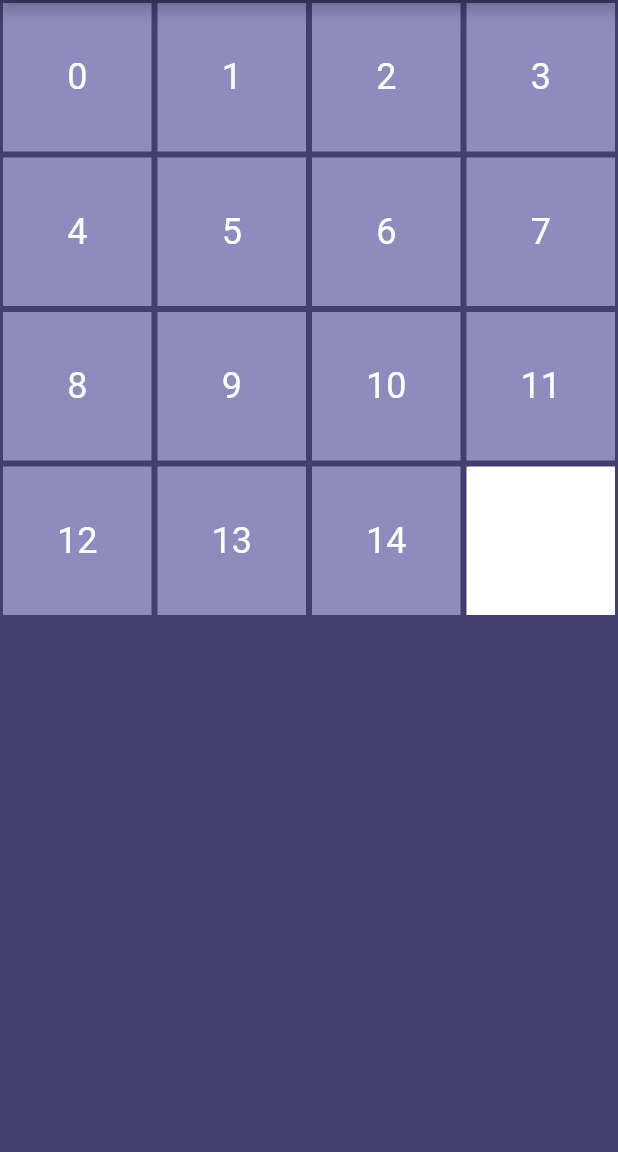
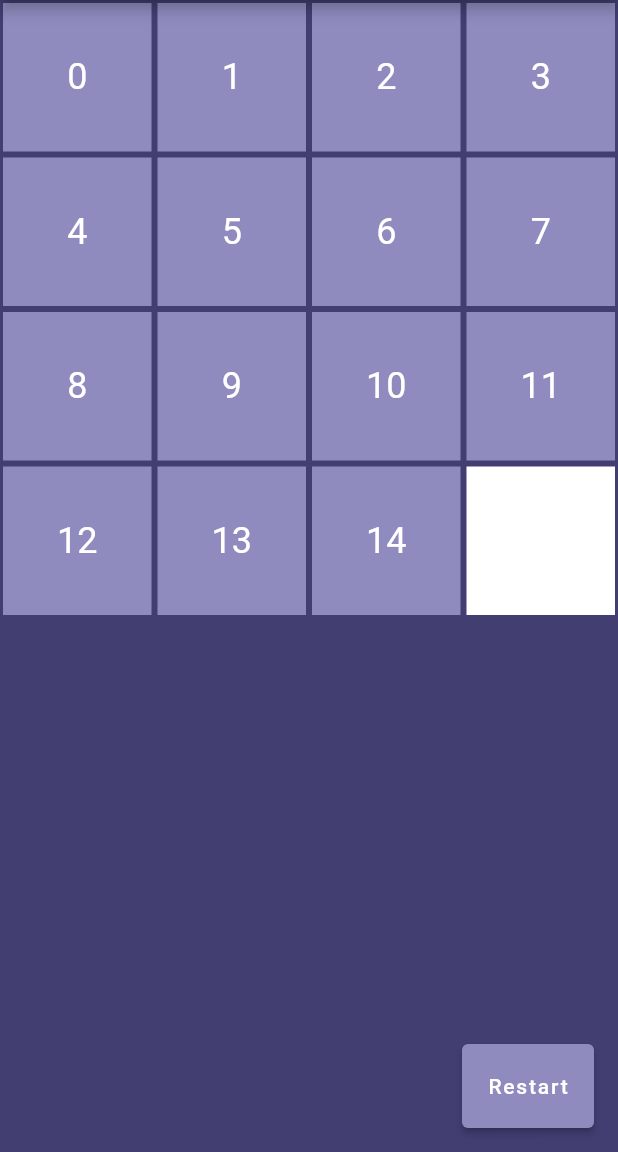
Before and after one commit to ExtraUnity/MoodyMorning, a Flutter app: the screen it shows after launch, on a phone screen of 412 x 824 dp, the part 84-1236 px from its top. Run offline on Flutter 3.47's test engine with Material 2 defaults, Android fonts, the phone set to English and light mode, and no system bars.

Commit message:
Update solve_riddle.dart
.

```diff
--- a/moody_morning/lib/screens/solve_riddle.dart
+++ b/moody_morning/lib/screens/solve_riddle.dart
@@ -23,9 +23,8 @@ class _SlidePuzzleBoardState extends State<SolveRiddle> {
         itemBuilder: (context, index) {
           return GestureDetector(
             onTap: () {
-              // Handle tile click
               if (tiles[index] == 15) {
-                // Empty tile was clicked, do nothing
+                // if Empty tile was clicked, do nothing
                 return;
               }
               if (index % 4 != 3 && tiles[index + 1] == 15) {
@@ -70,6 +69,18 @@ class _SlidePuzzleBoardState extends State<SolveRiddle> {
           );
         },
       ),
+        floatingActionButton: ElevatedButton(
+  style: ElevatedButton.styleFrom(
+    primary: Color(0xFF8F8BBF),
+  ),
+  onPressed: () => print("hej"),
+  child: FloatingActionButton(
+    onPressed: null, // Set this to null since onPressed is handled by ElevatedButton
+    child: Text("Restart"),
+    backgroundColor: Colors.transparent,
+    elevation: 0.0,
+  ),
+),
     );
   }
 }
```
